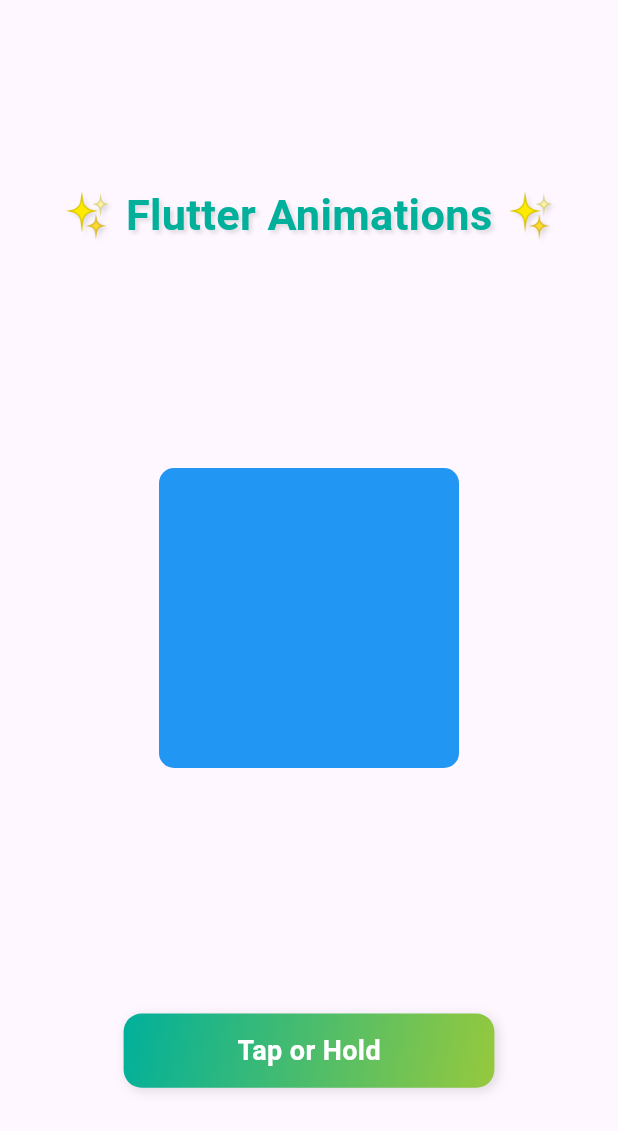
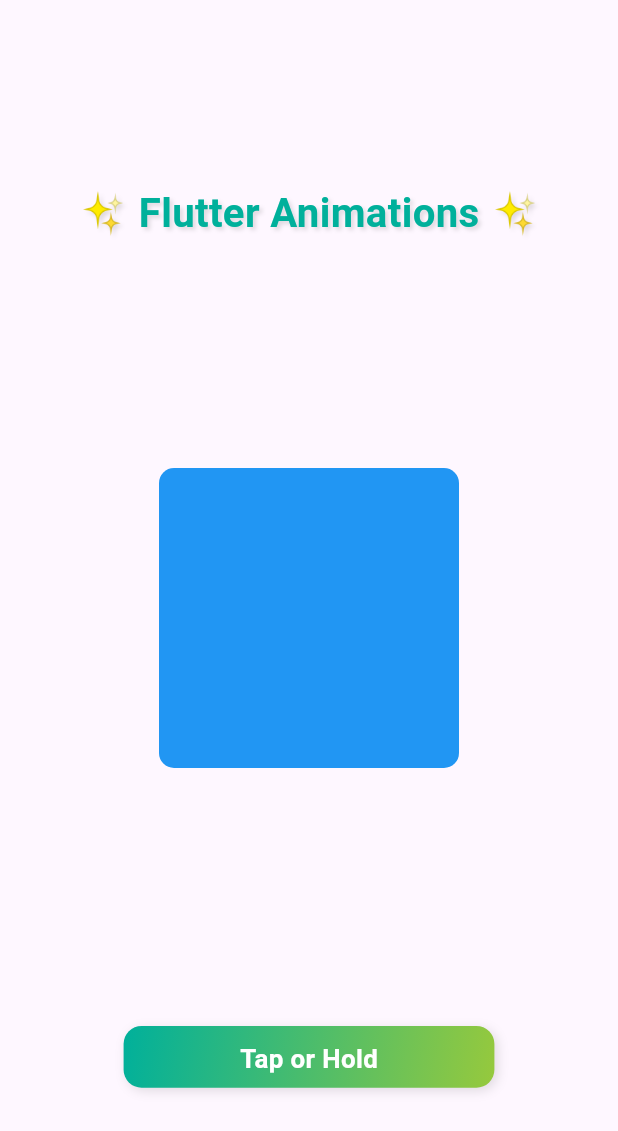
Before and after one commit to Samuelluango98/flutter_animations_example, a Flutter app: the screen it shows after launch, on a phone screen of 412 x 824 dp. Shown: the top 1131 px of the screen. Run offline on Flutter 3.47's test engine with Material 3 defaults, Android fonts, the phone set to English and light mode, and no system bars.

Commit message:
Fix(UI):  sizes adjustments

```diff
--- a/lib/screens/home_screen.dart
+++ b/lib/screens/home_screen.dart
@@ -89,7 +89,7 @@ class _HomeScreenState extends State<HomeScreen> {
         '✨ Flutter Animations ✨',
         textAlign: TextAlign.center,
         style: TextStyle(
-          fontSize: ScreenSize.width * 0.07,
+          fontSize: ScreenSize.width * 0.065,
           fontWeight: FontWeight.bold,
           color: AppColors.primary,
           shadows: const [
--- a/lib/widgets/animated_button.dart
+++ b/lib/widgets/animated_button.dart
@@ -84,9 +84,9 @@ class _AnimatedButtonState extends State<AnimatedButton>
           alignment: Alignment.center,
           children: [
             Container(
-              height: ScreenSize.height * 0.06,
               width: ScreenSize.width * 0.6,
-              padding: const EdgeInsets.symmetric(horizontal: 10, vertical: 12),
+              height: ScreenSize.height * 0.05,
+              padding: const EdgeInsets.all(10),
               decoration: BoxDecoration(
                 borderRadius: BorderRadius.circular(12),
                 gradient: const LinearGradient(
@@ -102,12 +102,12 @@ class _AnimatedButtonState extends State<AnimatedButton>
                   ),
                 ],
               ),
-              child: const Center(
+              child: Center(
                 child: Text(
                   'Tap or Hold',
                   style: TextStyle(
                     color: Colors.white,
-                    fontSize: 18,
+                    fontSize: ScreenSize.width * 0.042,
                     fontWeight: FontWeight.bold,
                   ),
                 ),
@@ -118,7 +118,7 @@ class _AnimatedButtonState extends State<AnimatedButton>
               builder: (_, __) {
                 return Container(
                   width: (ScreenSize.width * 0.6) * _sizeController.value,
-                  height: ScreenSize.height * 0.06,
+                  height: ScreenSize.height * 0.05,
                   decoration: BoxDecoration(
                     color: Colors.black.withValues(alpha: 0.12),
                     borderRadius: BorderRadius.circular(10),
```
